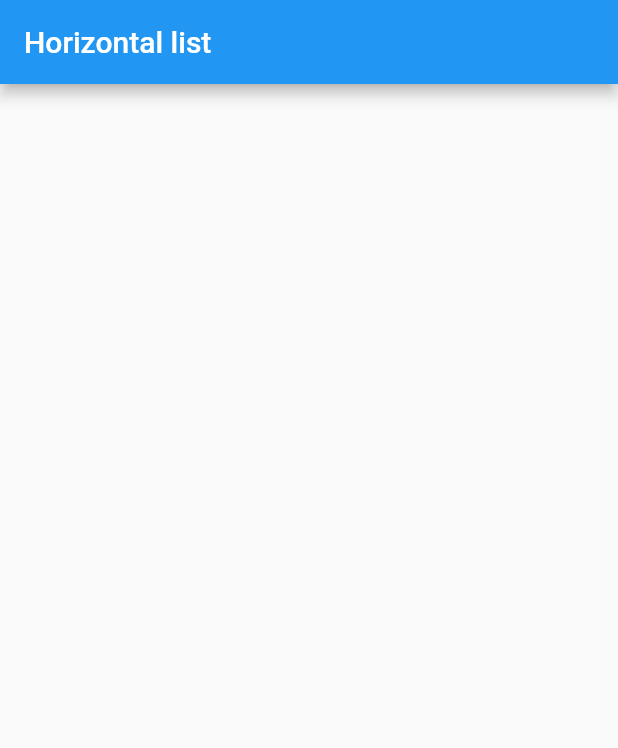
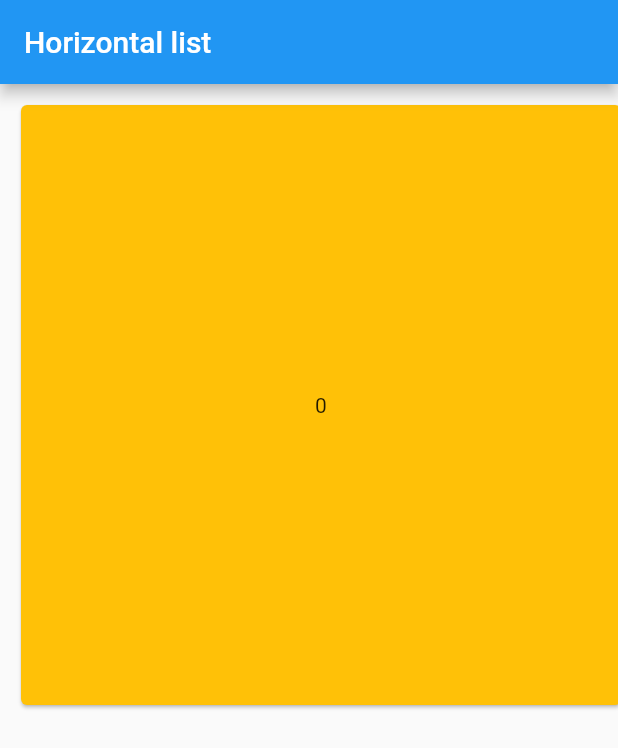
Before and after one commit to ann-who/flutter_course, a Flutter app: the screen it shows after launch, on a phone screen of 412 x 824 dp. Shown: the top 748 px of the screen. Run offline on Flutter 3.47's test engine with Material 2 defaults, Android fonts, the phone set to English and light mode, and no system bars.

Commit message:
Add horizontal and vertical lists

```diff
--- a/06_Layout/horizontal_list/lib/main.dart
+++ b/06_Layout/horizontal_list/lib/main.dart
@@ -35,7 +35,40 @@ class _MyHomePageState extends State<MyHomePage> {
       body: Center(
         child: Column(
           mainAxisAlignment: MainAxisAlignment.center,
-          children: <Widget>[],
+          children: <Widget>[
+            Expanded(
+              child: LayoutBuilder(
+                  builder: (BuildContext context, BoxConstraints constraints) {
+                if (constraints.maxWidth > 500) {
+                  return ListView.separated(
+                      itemBuilder: (BuildContext context, int index) {
+                        return ListTile(
+                          tileColor: Colors.amber,
+                          title: Text('$index'),
+                        );
+                      },
+                      separatorBuilder: (BuildContext context, int index) =>
+                          Divider(
+                            thickness: 5,
+                          ),
+                      itemCount: 30);
+                } else {
+                  return GridView.builder(
+                      itemBuilder: (BuildContext context, int index) {
+                        return Card(
+                          color: Colors.amber,
+                          child: Center(child: Text('$index')),
+                        );
+                      },
+                      gridDelegate: SliverGridDelegateWithFixedCrossAxisCount(
+                          crossAxisCount: 1),
+                      padding: EdgeInsets.fromLTRB(10, 10, 10, 350),
+                      scrollDirection: Axis.horizontal,
+                      itemCount: 30);
+                }
+              }),
+            ),
+          ],
         ),
       ),
     );
```
